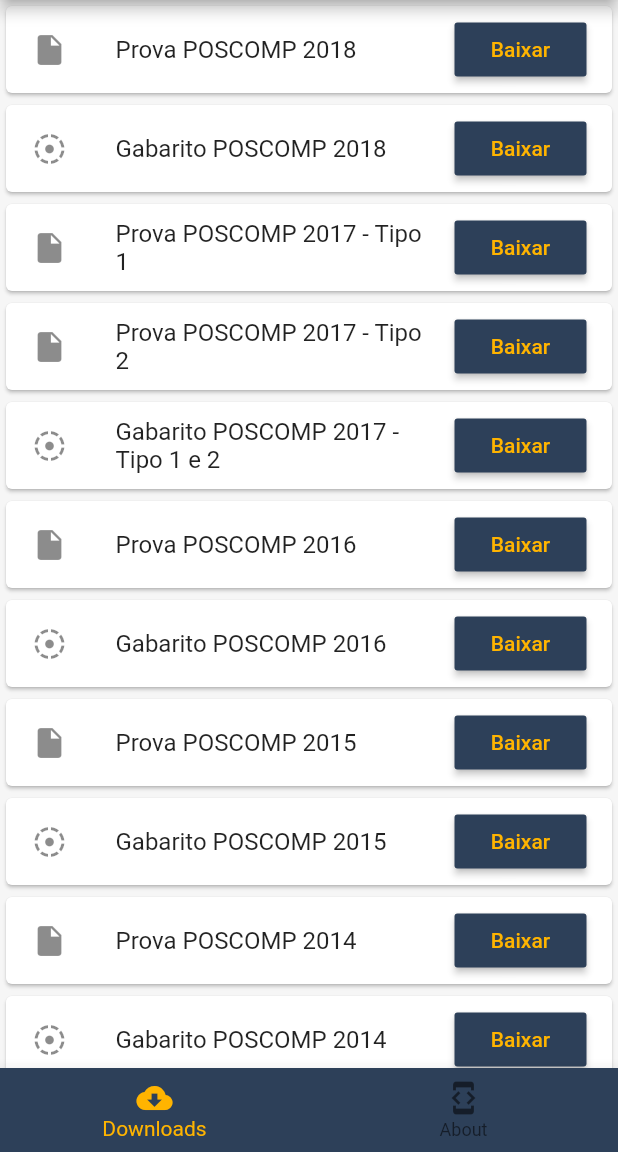
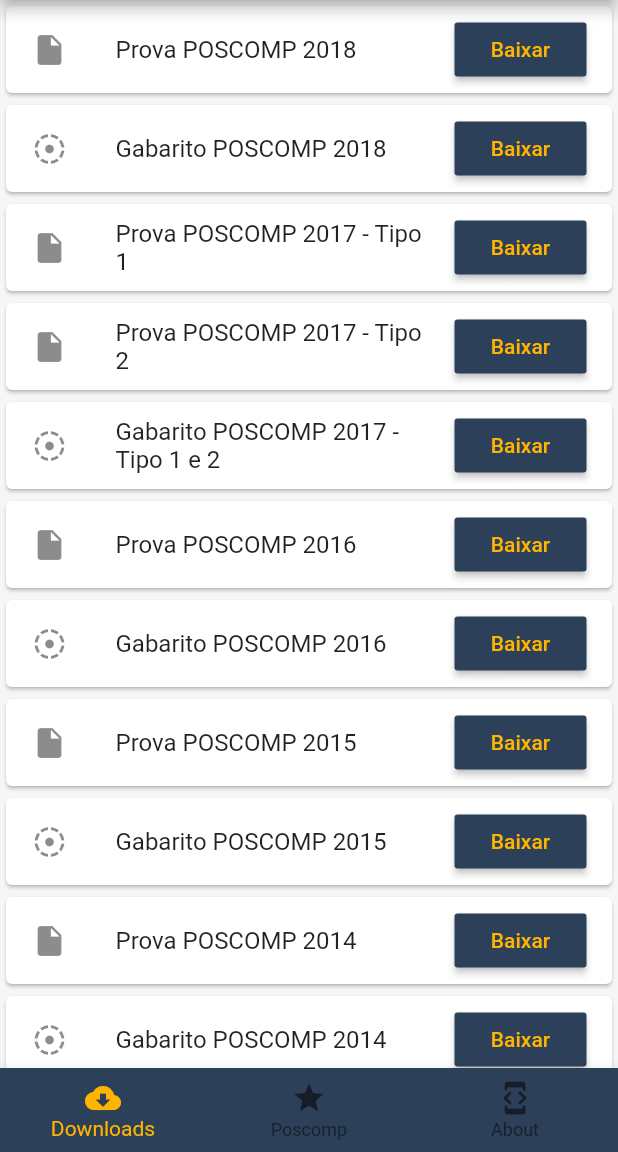
Before and after one commit to f2acode/computeiro, a Flutter app: the screen it shows after launch, on a phone screen of 412 x 824 dp, the part 84-1236 px from its top. Run offline on Flutter 3.47's test engine with Material 2 defaults, Android fonts, the phone set to English and light mode, and no system bars; our stand-ins replace flutter_markdown, permission_handler; missing offline and left inert: firebase_admob, flutter_downloader, flutter_tex; accounts and stored records are empty.

Commit message:
update some packages

```diff
--- a/lib/components/pages/BottomNavigation/index.dart
+++ b/lib/components/pages/BottomNavigation/index.dart
@@ -8,7 +8,7 @@
   Widget _handleWidgetOption(int index) {
     final List<Widget> possibleWidgets = <Widget>[
       Home(),
-      //ExamsList(),
+      ExamsList(),
       About(),
     ];
 
@@ -39,13 +39,13 @@
                   key: Key('download_tab'),
                 ),
               ),
-              /* BottomNavigationBarItem(
+              BottomNavigationBarItem(
                 icon: Icon(Icons.grade),
                 title: Text(
                   'Poscomp',
                   key: Key('poscomp_tab'),
                 ),
-              ), */
+              ),
               BottomNavigationBarItem(
                 icon: Icon(Icons.developer_mode),
                 title: Text('About'),
--- a/lib/components/pages/ExamsList/index.dart
+++ b/lib/components/pages/ExamsList/index.dart
@@ -18,7 +18,7 @@
                   itemCount: vm.exams.length,
                   itemBuilder: (BuildContext context, int index) {
                     return ListTile(
-                      enabled: false,
+                      enabled: true,
                       title: Text('POSCOMP ${vm.exams[index].year}'),
                       subtitle: const Text('Inserção das provas em andamento'),
                       leading: const Icon(Icons.computer),
--- a/lib/core/constants/exams.dart
+++ b/lib/core/constants/exams.dart
@@ -20,7 +20,7 @@
   ],
   questions: <Question>[
     Question(
-      text: Uri.encodeComponent(r'''
+      text: r'''
     <style>
       p {
         font-size: 16px;
@@ -44,11 +44,11 @@
       <p>C) Somente para números positivos.</p>
       <p>D) Para quaisquer valores.</p>
       <p>E) Somente para valores nulos.</p>
-    '''),
+    ''',
       correctAnswer: 'D',
     ),
     Question(
-      text: Uri.encodeComponent(r'''
+      text: r'''
     <style>
       p {
         font-size: 16px;
@@ -64,83 +64,83 @@
       <p>C)\(\eta\) = -1, \(\mu\)= 1, \(\lambda\)= 1</p>
       <p>D)\(\eta\) = 1, \(\mu\)= 2, \(\lambda\)= 3</p>
       <p>E)\(\eta\) = 3, \(\mu\)= 3, \(\lambda\)= 3</p>
-    '''),
+    ''',
       correctAnswer: 'A',
     ),
     // TODO(felipe): fix question
-    Question(text: Uri.encodeComponent(r'''
+    Question(text: r'''
     O vetor diretor de uma reta \(r\) é \(v = (-1, 2)\) e passa pelo ponto P(-5, 5). A outra reta \(s\) tem
     pendente m=-2 e passa pelo ponto N(0, 5). Em relação à disposição das retas, elas:
 
     <p></p>
-    '''), correctAnswer: 'B'),
-    Question(text: Uri.encodeComponent(r''''''), correctAnswer: 'E'),
-    Question(text: Uri.encodeComponent(r''''''), correctAnswer: 'E'),
-    Question(text: Uri.encodeComponent(r''''''), correctAnswer: 'B'),
-    Question(text: Uri.encodeComponent(r''''''), correctAnswer: 'C'),
-    Question(text: Uri.encodeComponent(r''''''), correctAnswer: 'A'),
-    Question(text: Uri.encodeComponent(r''''''), correctAnswer: 'B'),
-    Question(text: Uri.encodeComponent(r''''''), correctAnswer: 'B'),
-    Question(text: Uri.encodeComponent(r''''''), correctAnswer: 'B'),
-    Question(text: Uri.encodeComponent(r''''''), correctAnswer: 'C'),
-    Question(text: Uri.encodeComponent(r''''''), correctAnswer: 'D'),
-    Question(text: Uri.encodeComponent(r''''''), correctAnswer: 'C'),
-    Question(text: Uri.encodeComponent(r''''''), correctAnswer: 'C'),
-    Question(text: Uri.encodeComponent(r''''''), correctAnswer: 'D'),
-    Question(text: Uri.encodeComponent(r''''''), correctAnswer: 'D'),
-    Question(text: Uri.encodeComponent(r''''''), correctAnswer: 'E'),
-    Question(text: Uri.encodeComponent(r''''''), correctAnswer: 'C'),
-    Question(text: Uri.encodeComponent(r''''''), correctAnswer: 'A'),
-    Question(text: Uri.encodeComponent(r''''''), correctAnswer: 'C'),
-    Question(text: Uri.encodeComponent(r''''''), correctAnswer: 'A'),
-    Question(text: Uri.encodeComponent(r''''''), correctAnswer: 'A'),
-    Question(text: Uri.encodeComponent(r''''''), correctAnswer: 'B'),
-    Question(text: Uri.encodeComponent(r''''''), correctAnswer: 'E'),
-    Question(text: Uri.encodeComponent(r''''''), correctAnswer: 'D'),
-    Question(text: Uri.encodeComponent(r''''''), correctAnswer: 'B'),
-    Question(text: Uri.encodeComponent(r''''''), correctAnswer: 'D'),
-    Question(text: Uri.encodeComponent(r''''''), correctAnswer: 'E'),
-    Question(text: Uri.encodeComponent(r''''''), correctAnswer: 'C'),
-    Question(text: Uri.encodeComponent(r''''''), correctAnswer: 'E'),
-    Question(text: Uri.encodeComponent(r''''''), correctAnswer: 'E'),
-    Question(text: Uri.encodeComponent(r''''''), correctAnswer: 'E'),
-    Question(text: Uri.encodeComponent(r''''''), correctAnswer: 'E'),
-    Question(text: Uri.encodeComponent(r''''''), correctAnswer: 'E'),
-    Question(text: Uri.encodeComponent(r''''''), correctAnswer: 'B'),
-    Question(text: Uri.encodeComponent(r''''''), correctAnswer: 'C'),
-    Question(text: Uri.encodeComponent(r''''''), correctAnswer: 'D'),
-    Question(text: Uri.encodeComponent(r''''''), correctAnswer: 'C'),
-    Question(text: Uri.encodeComponent(r''''''), correctAnswer: 'D'),
-    Question(text: Uri.encodeComponent(r''''''), correctAnswer: 'D'),
-    Question(text: Uri.encodeComponent(r''''''), correctAnswer: 'D'),
-    Question(text: Uri.encodeComponent(r''''''), correctAnswer: 'E'),
-    Question(text: Uri.encodeComponent(r''''''), correctAnswer: 'D'),
-    Question(text: Uri.encodeComponent(r''''''), correctAnswer: 'B'),
-    Question(text: Uri.encodeComponent(r''''''), correctAnswer: 'B'),
-    Question(text: Uri.encodeComponent(r''''''), correctAnswer: 'C'),
-    Question(text: Uri.encodeComponent(r''''''), correctAnswer: 'B'),
-    Question(text: Uri.encodeComponent(r''''''), correctAnswer: 'C'),
-    Question(text: Uri.encodeComponent(r''''''), correctAnswer: 'E'),
-    Question(text: Uri.encodeComponent(r''''''), correctAnswer: 'D'),
-    Question(text: Uri.encodeComponent(r''''''), correctAnswer: 'C'),
-    Question(text: Uri.encodeComponent(r''''''), correctAnswer: 'A'),
-    Question(text: Uri.encodeComponent(r''''''), correctAnswer: 'A'),
-    Question(text: Uri.encodeComponent(r''''''), correctAnswer: 'A'),
-    Question(text: Uri.encodeComponent(r''''''), correctAnswer: 'D'),
-    Question(text: Uri.encodeComponent(r''''''), correctAnswer: 'A'),
-    Question(text: Uri.encodeComponent(r''''''), correctAnswer: 'C'),
-    Question(text: Uri.encodeComponent(r''''''), correctAnswer: 'B'),
-    Question(text: Uri.encodeComponent(r''''''), correctAnswer: 'B'),
-    Question(text: Uri.encodeComponent(r''''''), correctAnswer: 'A'),
-    Question(text: Uri.encodeComponent(r''''''), correctAnswer: 'D'),
-    Question(text: Uri.encodeComponent(r''''''), correctAnswer: '*'),
-    Question(text: Uri.encodeComponent(r''''''), correctAnswer: 'A'),
-    Question(text: Uri.encodeComponent(r''''''), correctAnswer: 'B'),
-    Question(text: Uri.encodeComponent(r''''''), correctAnswer: 'E'),
-    Question(text: Uri.encodeComponent(r''''''), correctAnswer: 'C'),
-    Question(text: Uri.encodeComponent(r''''''), correctAnswer: 'D'),
-    Question(text: Uri.encodeComponent(r''''''), correctAnswer: 'C'),
-    Question(text: Uri.encodeComponent(r''''''), correctAnswer: 'A'),
+    ''', correctAnswer: 'B'),
+    Question(text: r'''''', correctAnswer: 'E'),
+    Question(text: r'''''', correctAnswer: 'E'),
+    Question(text: r'''''', correctAnswer: 'B'),
+    Question(text: r'''''', correctAnswer: 'C'),
+    Question(text: r'''''', correctAnswer: 'A'),
+    Question(text: r'''''', correctAnswer: 'B'),
+    Question(text: r'''''', correctAnswer: 'B'),
+    Question(text: r'''''', correctAnswer: 'B'),
+    Question(text: r'''''', correctAnswer: 'C'),
+    Question(text: r'''''', correctAnswer: 'D'),
+    Question(text: r'''''', correctAnswer: 'C'),
+    Question(text: r'''''', correctAnswer: 'C'),
+    Question(text: r'''''', correctAnswer: 'D'),
+    Question(text: r'''''', correctAnswer: 'D'),
+    Question(text: r'''''', correctAnswer: 'E'),
+    Question(text: r'''''', correctAnswer: 'C'),
+    Question(text: r'''''', correctAnswer: 'A'),
+    Question(text: r'''''', correctAnswer: 'C'),
+    Question(text: r'''''', correctAnswer: 'A'),
+    Question(text: r'''''', correctAnswer: 'A'),
+    Question(text: r'''''', correctAnswer: 'B'),
+    Question(text: r'''''', correctAnswer: 'E'),
+    Question(text: r'''''', correctAnswer: 'D'),
+    Question(text: r'''''', correctAnswer: 'B'),
+    Question(text: r'''''', correctAnswer: 'D'),
+    Question(text: r'''''', correctAnswer: 'E'),
+    Question(text: r'''''', correctAnswer: 'C'),
+    Question(text: r'''''', correctAnswer: 'E'),
+    Question(text: r'''''', correctAnswer: 'E'),
+    Question(text: r'''''', correctAnswer: 'E'),
+    Question(text: r'''''', correctAnswer: 'E'),
+    Question(text: r'''''', correctAnswer: 'E'),
+    Question(text: r'''''', correctAnswer: 'B'),
+    Question(text: r'''''', correctAnswer: 'C'),
+    Question(text: r'''''', correctAnswer: 'D'),
+    Question(text: r'''''', correctAnswer: 'C'),
+    Question(text: r'''''', correctAnswer: 'D'),
+    Question(text: r'''''', correctAnswer: 'D'),
+    Question(text: r'''''', correctAnswer: 'D'),
+    Question(text: r'''''', correctAnswer: 'E'),
+    Question(text: r'''''', correctAnswer: 'D'),
+    Question(text: r'''''', correctAnswer: 'B'),
+    Question(text: r'''''', correctAnswer: 'B'),
+    Question(text: r'''''', correctAnswer: 'C'),
+    Question(text: r'''''', correctAnswer: 'B'),
+    Question(text: r'''''', correctAnswer: 'C'),
+    Question(text: r'''''', correctAnswer: 'E'),
+    Question(text: r'''''', correctAnswer: 'D'),
+    Question(text: r'''''', correctAnswer: 'C'),
+    Question(text: r'''''', correctAnswer: 'A'),
+    Question(text: r'''''', correctAnswer: 'A'),
+    Question(text: r'''''', correctAnswer: 'A'),
+    Question(text: r'''''', correctAnswer: 'D'),
+    Question(text: r'''''', correctAnswer: 'A'),
+    Question(text: r'''''', correctAnswer: 'C'),
+    Question(text: r'''''', correctAnswer: 'B'),
+    Question(text: r'''''', correctAnswer: 'B'),
+    Question(text: r'''''', correctAnswer: 'A'),
+    Question(text: r'''''', correctAnswer: 'D'),
+    Question(text: r'''''', correctAnswer: '*'),
+    Question(text: r'''''', correctAnswer: 'A'),
+    Question(text: r'''''', correctAnswer: 'B'),
+    Question(text: r'''''', correctAnswer: 'E'),
+    Question(text: r'''''', correctAnswer: 'C'),
+    Question(text: r'''''', correctAnswer: 'D'),
+    Question(text: r'''''', correctAnswer: 'C'),
+    Question(text: r'''''', correctAnswer: 'A'),
   ],
 );
 
```
Also changed, not shown: pubspec.yaml (+4 -4 lines), 1 other file.
